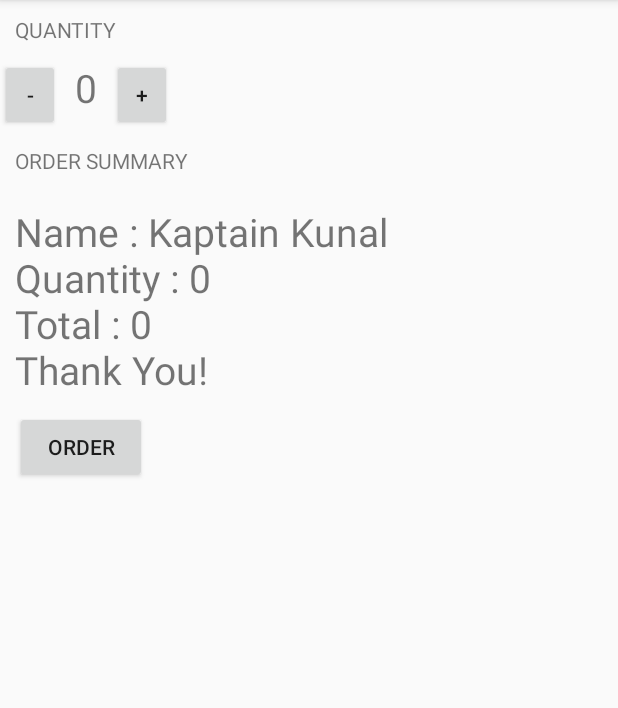
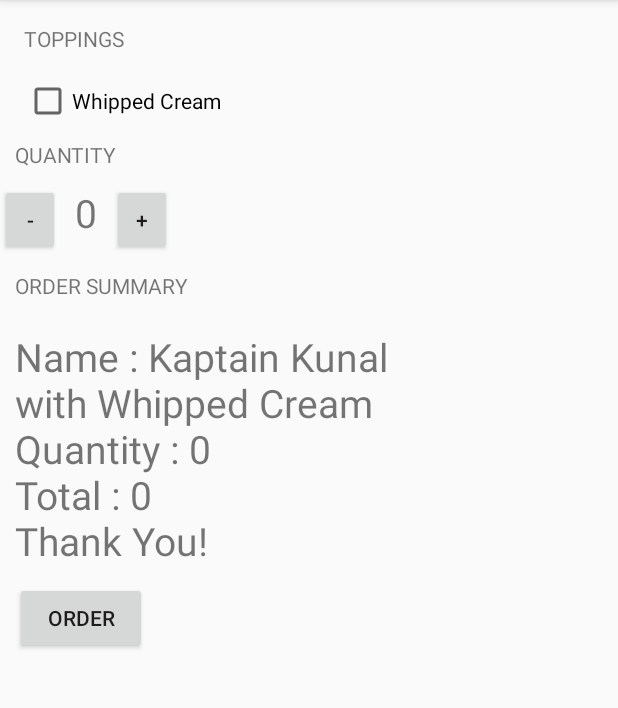
Before and after one commit to vishaln04/Udacity, an Android app: the screen it shows after launch (MainActivity), after a tap on "ORDER", on a phone screen of 412 x 824 dp, the part 84-792 px from its top. Run offline under Robolectric (Android 15) with nearby library versions, the light colour scheme and no system bars.

Commit message:
minor changes

```diff
--- a/Justjava/app/src/main/java/com/example/vishalnagarale/justjava/MainActivity.java
+++ b/Justjava/app/src/main/java/com/example/vishalnagarale/justjava/MainActivity.java
@@ -5,6 +5,7 @@ import android.icu.text.NumberFormat;
 import android.support.v7.app.AppCompatActivity;
 import android.os.Bundle;
 import android.view.View;
+import android.widget.CheckBox;
 import android.widget.TextView;
 import android.widget.Toast;
 
@@ -22,9 +23,13 @@ public class MainActivity extends AppCompatActivity {
     }
 
     public void submitOrder(View view) {
-       String message = createOrderSummary(Quantity);
+       CheckBox checkBox_whipped_cream = (CheckBox) findViewById(R.id.checkbox_whipped_cream);
+       boolean chbox_w_cream = checkBox_whipped_cream.isChecked();
+        String message = createOrderSummary(Quantity,chbox_w_cream);
        displayMessage(message);
     }
+
+
 
 
     // increment function
@@ -46,8 +51,12 @@ public class MainActivity extends AppCompatActivity {
     }
 
     // Creates an order summary
-    private String createOrderSummary(int number){
-        String message = "Name : Kaptain Kunal\nQuantity : "+ number + "\nTotal : " + number*5 + "\nThank You!";
+    private String createOrderSummary(int number, boolean checkbox){
+        String message;
+        if (checkbox = false)
+            message = "Name : Kaptain Kunal\nQuantity : "+ number + "\nTotal : " + number*5 + "\nThank You!";
+        else
+            message = "Name : Kaptain Kunal \nwith Whipped Cream \nQuantity : "+ number + "\nTotal : " + number*5 + "\nThank You!";
         return message;
     }
 
--- a/Justjava/app/src/main/res/layout/activity_main.xml
+++ b/Justjava/app/src/main/res/layout/activity_main.xml
@@ -6,6 +6,22 @@
     android:layout_height="match_parent"
     android:orientation="vertical"
     tools:context="com.example.vishalnagarale.justjava.MainActivity">
+
+    <TextView
+        android:id="@+id/toppings"
+        android:layout_width="wrap_content"
+        android:layout_height="wrap_content"
+        android:layout_margin="16dp"
+        android:text="TOPPINGS"/>
+
+        <CheckBox
+            android:id="@+id/checkbox_whipped_cream"
+            android:layout_width="wrap_content"
+            android:layout_height="wrap_content"
+            android:layout_marginRight="25dp"
+            android:layout_marginLeft="16dp"
+            android:text="Whipped Cream"/>
+
 
     <TextView
         android:id="@+id/quantity"
```
Also changed, not shown: 8 other files.
